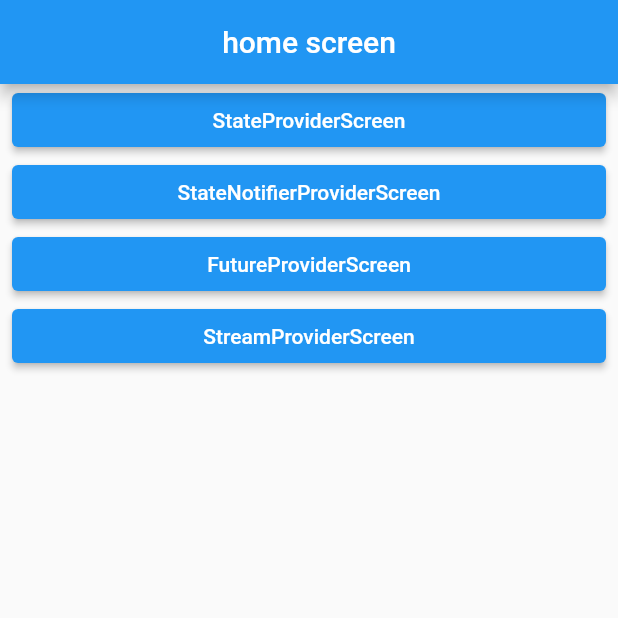
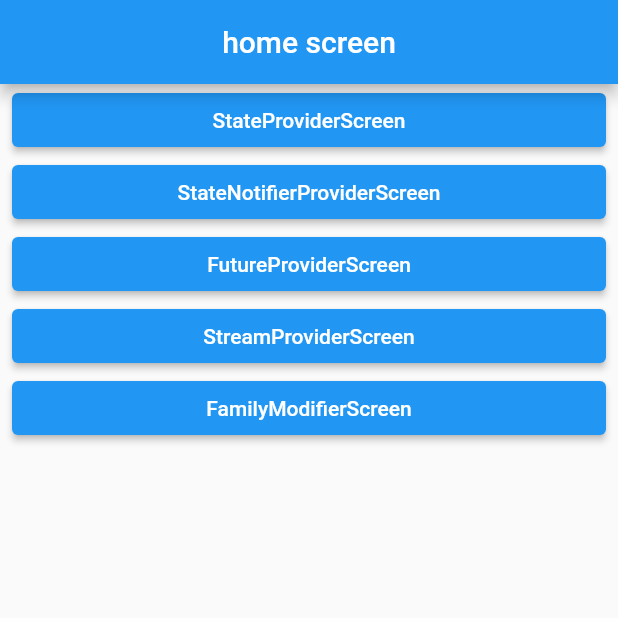
Before and after one commit to so0ng0970/river_pod, a Flutter app: the screen it shows after launch, on a phone screen of 412 x 824 dp, the top half of it. Run offline on Flutter 3.47's test engine with Material 2 defaults, Android fonts, the phone set to English and light mode, and no system bars; our stand-ins replace flutter_riverpod.

Commit message:
familyModifierProvider

```diff
--- a/lib/screen/home_screen.dart
+++ b/lib/screen/home_screen.dart
@@ -1,4 +1,5 @@
 import 'package:flutter/material.dart';
+import 'package:river_pd/screen/family_modifier_screen.dart';
 import 'package:river_pd/screen/future_provider_screen.dart';
 import 'package:river_pd/screen/state_notifier_provider_screen.dart';
 import 'package:river_pd/screen/state_provider_screen.dart';
@@ -63,6 +64,18 @@ class HomeScreen extends StatelessWidget {
               'StreamProviderScreen',
             ),
           ),
+          ElevatedButton(
+            onPressed: () {
+              Navigator.of(context).push(
+                MaterialPageRoute(
+                  builder: (_) => const FamilyModifierScreen(),
+                ),
+              );
+            },
+            child: const Text(
+              'FamilyModifierScreen',
+            ),
+          ),
         ],
       ),
     );
```
Also changed, not shown: lib/riverpod/family_modifier_provider.dart (added, +9 -0 lines), lib/screen/family_modifier_screen.dart (added, +34 -0 lines).
